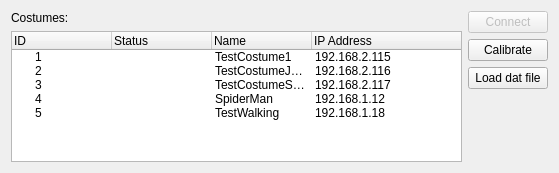
This is trunk/src/edr/src/plugins/imuCostume/ui/IMUCostumeListWidget.ui in mk4me/hm-mde-one as Qt 5 draws it before an edit. The edited form follows.
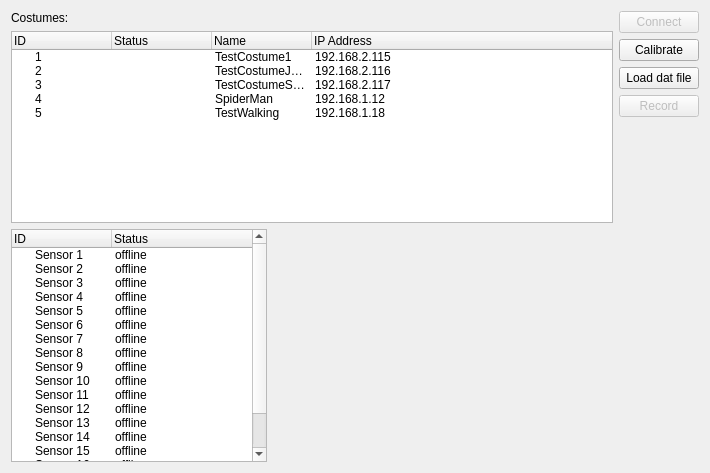
This is the edited form. Icons and pictures are not drawn.

What changed in the file:
```diff
--- a/trunk/src/edr/src/plugins/imuCostume/ui/IMUCostumeListWidget.ui
+++ b/trunk/src/edr/src/plugins/imuCostume/ui/IMUCostumeListWidget.ui
@@ -6,8 +6,8 @@
    <rect>
     <x>0</x>
     <y>0</y>
-    <width>559</width>
-    <height>173</height>
+    <width>710</width>
+    <height>473</height>
    </rect>
   </property>
   <property name="sizePolicy">
@@ -31,6 +31,12 @@
      </item>
      <item>
       <widget class="QTreeWidget" name="costumesTreeWidget">
+       <property name="sizePolicy">
+        <sizepolicy hsizetype="Expanding" vsizetype="Preferred">
+         <horstretch>0</horstretch>
+         <verstretch>0</verstretch>
+        </sizepolicy>
+       </property>
        <property name="contextMenuPolicy">
         <enum>Qt::CustomContextMenu</enum>
        </property>
@@ -146,6 +152,270 @@
        </item>
       </widget>
      </item>
+     <item>
+      <widget class="QWidget" name="widget" native="true">
+       <layout class="QHBoxLayout" name="horizontalLayout_2">
+        <property name="leftMargin">
+         <number>0</number>
+        </property>
+        <property name="topMargin">
+         <number>0</number>
+        </property>
+        <property name="rightMargin">
+         <number>0</number>
+        </property>
+        <property name="bottomMargin">
+         <number>0</number>
+        </property>
+        <item>
+         <widget class="QTreeWidget" name="sensorsTree">
+          <property name="sizePolicy">
+           <sizepolicy hsizetype="Minimum" vsizetype="Expanding">
+            <horstretch>0</horstretch>
+            <verstretch>0</verstretch>
+           </sizepolicy>
+          </property>
+          <column>
+           <property name="text">
+            <string>ID</string>
+           </property>
+          </column>
+          <column>
+           <property name="text">
+            <string>Status</string>
+           </property>
+          </column>
+          <item>
+           <property name="text">
+            <string>Sensor 1</string>
+           </property>
+           <property name="text">
+            <string>offline</string>
+           </property>
+           <property name="icon">
+            <iconset resource="imuCostumeIcons.qrc">
+             <normaloff>:/imuCostume/icons/niedostepny.png</normaloff>:/imuCostume/icons/niedostepny.png</iconset>
+           </property>
+          </item>
+          <item>
+           <property name="text">
+            <string>Sensor 2</string>
+           </property>
+           <property name="text">
+            <string>offline</string>
+           </property>
+           <property name="icon">
+            <iconset resource="imuCostumeIcons.qrc">
+             <normaloff>:/imuCostume/icons/niedostepny.png</normaloff>:/imuCostume/icons/niedostepny.png</iconset>
+           </property>
+          </item>
+          <item>
+           <property name="text">
+            <string>Sensor 3</string>
+           </property>
+           <property name="text">
+            <string>offline</string>
+           </property>
+           <property name="icon">
+            <iconset resource="imuCostumeIcons.qrc">
+             <normaloff>:/imuCostume/icons/niedostepny.png</normaloff>:/imuCostume/icons/niedostepny.png</iconset>
+           </property>
+          </item>
+          <item>
+           <property name="text">
+            <string>Sensor 4</string>
+           </property>
+           <property name="text">
+            <string>offline</string>
+           </property>
+           <property name="icon">
+            <iconset resource="imuCostumeIcons.qrc">
+             <normaloff>:/imuCostume/icons/niedostepny.png</normaloff>:/imuCostume/icons/niedostepny.png</iconset>
+           </property>
+          </item>
+          <item>
+           <property name="text">
+            <string>Sensor 5</string>
+           </property>
+           <property name="text">
+            <string>offline</string>
+           </property>
+           <property name="icon">
+            <iconset resource="imuCostumeIcons.qrc">
+             <normaloff>:/imuCostume/icons/niedostepny.png</normaloff>:/imuCostume/icons/niedostepny.png</iconset>
+           </property>
+          </item>
+          <item>
+           <property name="text">
+            <string>Sensor 6</string>
+           </property>
+           <property name="text">
+            <string>offline</string>
+           </property>
+           <property name="icon">
+            <iconset resource="imuCostumeIcons.qrc">
+             <normaloff>:/imuCostume/icons/niedostepny.png</normaloff>:/imuCostume/icons/niedostepny.png</iconset>
+           </property>
+          </item>
+          <item>
+           <property name="text">
+            <string>Sensor 7</string>
+           </property>
+           <property name="text">
+            <string>offline</string>
+           </property>
+           <property name="icon">
+            <iconset resource="imuCostumeIcons.qrc">
+             <normaloff>:/imuCostume/icons/niedostepny.png</normaloff>:/imuCostume/icons/niedostepny.png</iconset>
+           </property>
+          </item>
+          <item>
+           <property name="text">
+            <string>Sensor 8</string>
+           </property>
+           <property name="text">
+            <string>offline</string>
+           </property>
+           <property name="icon">
+            <iconset resource="imuCostumeIcons.qrc">
+             <normaloff>:/imuCostume/icons/niedostepny.png</normaloff>:/imuCostume/icons/niedostepny.png</iconset>
+           </property>
+          </item>
+          <item>
+           <property name="text">
+            <string>Sensor 9</string>
+           </property>
+           <property name="text">
+            <string>offline</string>
+           </property>
+           <property name="icon">
+            <iconset resource="imuCostumeIcons.qrc">
+             <normaloff>:/imuCostume/icons/niedostepny.png</normaloff>:/imuCostume/icons/niedostepny.png</iconset>
+           </property>
+          </item>
+          <item>
+           <property name="text">
+            <string>Sensor 10</string>
+           </property>
+           <property name="text">
+            <string>offline</string>
+           </property>
+           <property name="icon">
+            <iconset resource="imuCostumeIcons.qrc">
+             <normaloff>:/imuCostume/icons/niedostepny.png</normaloff>:/imuCostume/icons/niedostepny.png</iconset>
+           </property>
+          </item>
+          <item>
+           <property name="text">
+            <string>Sensor 11</string>
+           </property>
+           <property name="text">
+            <string>offline</string>
+           </property>
+           <property name="icon">
+            <iconset resource="imuCostumeIcons.qrc">
+             <normaloff>:/imuCostume/icons/niedostepny.png</normaloff>:/imuCostume/icons/niedostepny.png</iconset>
+           </property>
+          </item>
+          <item>
+           <property name="text">
+            <string>Sensor 12</string>
+           </property>
+           <property name="text">
+            <string>offline</string>
+           </property>
+           <property name="icon">
+            <iconset resource="imuCostumeIcons.qrc">
+             <normaloff>:/imuCostume/icons/niedostepny.png</normaloff>:/imuCostume/icons/niedostepny.png</iconset>
+           </property>
+          </item>
+          <item>
+           <property name="text">
+            <string>Sensor 13</string>
+           </property>
+           <property name="text">
+            <string>offline</string>
+           </property>
+           <property name="icon">
+            <iconset resource="imuCostumeIcons.qrc">
+             <normaloff>:/imuCostume/icons/niedostepny.png</normaloff>:/imuCostume/icons/niedostepny.png</iconset>
+           </property>
+          </item>
+          <item>
+           <property name="text">
+            <string>Sensor 14</string>
+           </property>
+           <property name="text">
+            <string>offline</string>
+           </property>
+           <property name="icon">
+            <iconset resource="imuCostumeIcons.qrc">
+             <normaloff>:/imuCostume/icons/niedostepny.png</normaloff>:/imuCostume/icons/niedostepny.png</iconset>
+           </property>
+          </item>
+          <item>
+           <property name="text">
+            <string>Sensor 15</string>
+           </property>
+           <property name="text">
+            <string>offline</string>
+           </property>
+           <property name="icon">
+            <iconset resource="imuCostumeIcons.qrc">
+             <normaloff>:/imuCostume/icons/niedostepny.png</normaloff>:/imuCostume/icons/niedostepny.png</iconset>
+           </property>
+          </item>
+          <item>
+           <property name="text">
+            <string>Sensor 16</string>
+           </property>
+           <property name="text">
+            <string>offline</string>
+           </property>
+           <property name="icon">
+            <iconset resource="imuCostumeIcons.qrc">
+             <normaloff>:/imuCostume/icons/niedostepny.png</normaloff>:/imuCostume/icons/niedostepny.png</iconset>
+           </property>
+          </item>
+          <item>
+           <property name="text">
+            <string>Sensor 17</string>
+           </property>
+           <property name="text">
+            <string>offline</string>
+           </property>
+           <property name="icon">
+            <iconset resource="imuCostumeIcons.qrc">
+             <normaloff>:/imuCostume/icons/niedostepny.png</normaloff>:/imuCostume/icons/niedostepny.png</iconset>
+           </property>
+          </item>
+          <item>
+           <property name="text">
+            <string>Sensor 18</string>
+           </property>
+           <property name="text">
+            <string>offline</string>
+           </property>
+           <property name="icon">
+            <iconset resource="imuCostumeIcons.qrc">
+             <normaloff>:/imuCostume/icons/niedostepny.png</normaloff>:/imuCostume/icons/niedostepny.png</iconset>
+           </property>
+          </item>
+         </widget>
+        </item>
+        <item>
+         <widget class="QWidget" name="visualizerPlaceholder" native="true">
+          <property name="sizePolicy">
+           <sizepolicy hsizetype="Expanding" vsizetype="Preferred">
+            <horstretch>0</horstretch>
+            <verstretch>0</verstretch>
+           </sizepolicy>
+          </property>
+         </widget>
+        </item>
+       </layout>
+      </widget>
+     </item>
     </layout>
    </item>
    <item>
@@ -174,6 +444,16 @@
        </property>
       </widget>
      </item>
+     <item>
+      <widget class="QPushButton" name="RecordButton">
+       <property name="enabled">
+        <bool>false</bool>
+       </property>
+       <property name="text">
+        <string>Record</string>
+       </property>
+      </widget>
+     </item>
      <item>
       <spacer name="verticalSpacer">
        <property name="orientation">
```
